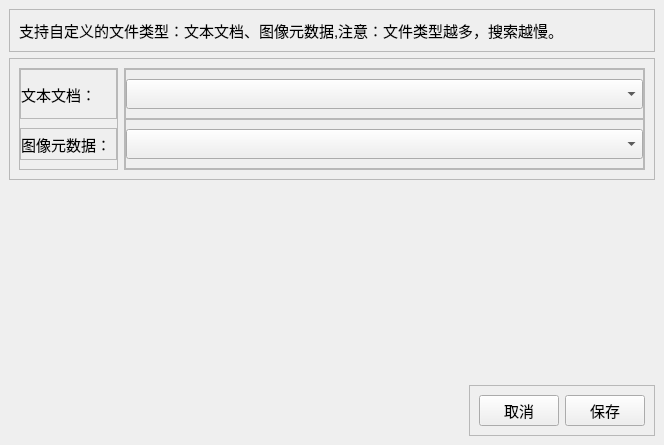
Above: qcustomdialog/customtype.ui from Gaoyongxian666/OpenSearcher before the change. Below: the same form after it.
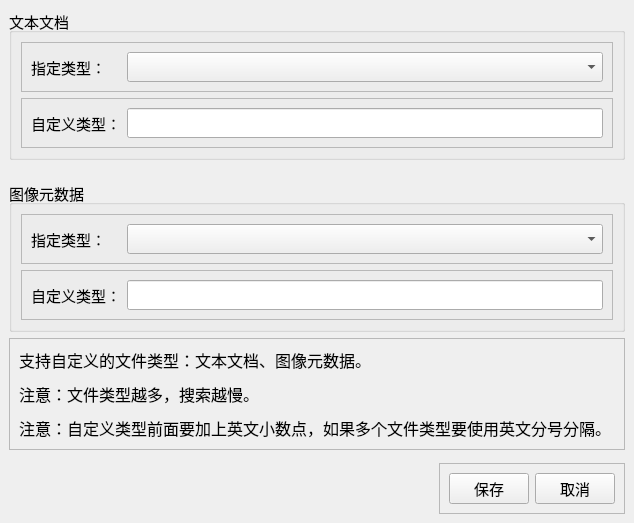
That is the form after the change. Custom widgets are drawn as their Qt base class.

The edit to the form file:
```diff
--- a/qcustomdialog/customtype.ui
+++ b/qcustomdialog/customtype.ui
@@ -6,8 +6,8 @@
    <rect>
     <x>0</x>
     <y>0</y>
-    <width>664</width>
-    <height>445</height>
+    <width>634</width>
+    <height>523</height>
    </rect>
   </property>
   <property name="windowTitle">
@@ -21,33 +21,11 @@
    </property>
    <layout class="QVBoxLayout" name="verticalLayout">
     <item>
-     <widget class="QFrame" name="frame">
-      <property name="frameShape">
-       <enum>QFrame::StyledPanel</enum>
+     <widget class="QGroupBox" name="groupBox">
+      <property name="title">
+       <string>文本文档</string>
       </property>
-      <property name="frameShadow">
-       <enum>QFrame::Raised</enum>
-      </property>
-      <layout class="QHBoxLayout" name="horizontalLayout_2">
-       <item>
-        <widget class="QLabel" name="label">
-         <property name="text">
-          <string>支持自定义的文件类型：文本文档、图像元数据,注意：文件类型越多，搜索越慢。</string>
-         </property>
-        </widget>
-       </item>
-      </layout>
-     </widget>
-    </item>
-    <item>
-     <widget class="QFrame" name="frame_2">
-      <property name="frameShape">
-       <enum>QFrame::StyledPanel</enum>
-      </property>
-      <property name="frameShadow">
-       <enum>QFrame::Raised</enum>
-      </property>
-      <layout class="QHBoxLayout" name="horizontalLayout_3">
+      <layout class="QVBoxLayout" name="verticalLayout_2">
        <item>
         <widget class="QFrame" name="frame_5">
          <property name="frameShape">
@@ -56,226 +34,234 @@
          <property name="frameShadow">
           <enum>QFrame::Raised</enum>
          </property>
-         <layout class="QVBoxLayout" name="verticalLayout_3">
-          <property name="spacing">
-           <number>0</number>
-          </property>
-          <property name="leftMargin">
-           <number>0</number>
-          </property>
-          <property name="topMargin">
-           <number>0</number>
-          </property>
-          <property name="rightMargin">
-           <number>0</number>
-          </property>
-          <property name="bottomMargin">
-           <number>0</number>
-          </property>
-          <item alignment="Qt::AlignVCenter">
-           <widget class="QFrame" name="frame_7">
-            <property name="frameShape">
-             <enum>QFrame::StyledPanel</enum>
+         <layout class="QHBoxLayout" name="horizontalLayout_5">
+          <item>
+           <widget class="QLabel" name="label_2">
+            <property name="minimumSize">
+             <size>
+              <width>90</width>
+              <height>30</height>
+             </size>
             </property>
-            <property name="frameShadow">
-             <enum>QFrame::Raised</enum>
+            <property name="text">
+             <string>指定类型： </string>
             </property>
-            <layout class="QVBoxLayout" name="verticalLayout_4">
-             <property name="spacing">
-              <number>0</number>
-             </property>
-             <property name="leftMargin">
-              <number>0</number>
-             </property>
-             <property name="topMargin">
-              <number>9</number>
-             </property>
-             <property name="rightMargin">
-              <number>0</number>
-             </property>
-             <property name="bottomMargin">
-              <number>9</number>
-             </property>
-             <item alignment="Qt::AlignVCenter">
-              <widget class="QLabel" name="label_2">
-               <property name="minimumSize">
-                <size>
-                 <width>0</width>
-                 <height>30</height>
-                </size>
-               </property>
-               <property name="text">
-                <string>文本文档： </string>
-               </property>
-              </widget>
-             </item>
-            </layout>
            </widget>
           </item>
-          <item alignment="Qt::AlignVCenter">
-           <widget class="QFrame" name="frame_8">
-            <property name="frameShape">
-             <enum>QFrame::StyledPanel</enum>
+          <item>
+           <widget class="QComboCustomBox" name="comboBox_text">
+            <property name="sizePolicy">
+             <sizepolicy hsizetype="Expanding" vsizetype="Preferred">
+              <horstretch>0</horstretch>
+              <verstretch>0</verstretch>
+             </sizepolicy>
             </property>
-            <property name="frameShadow">
-             <enum>QFrame::Raised</enum>
+            <property name="minimumSize">
+             <size>
+              <width>0</width>
+              <height>30</height>
+             </size>
             </property>
-            <layout class="QHBoxLayout" name="horizontalLayout_5">
-             <property name="spacing">
-              <number>0</number>
-             </property>
-             <property name="leftMargin">
-              <number>0</number>
-             </property>
-             <property name="topMargin">
-              <number>0</number>
-             </property>
-             <property name="rightMargin">
-              <number>0</number>
-             </property>
-             <property name="bottomMargin">
-              <number>0</number>
-             </property>
-             <item alignment="Qt::AlignVCenter">
-              <widget class="QLabel" name="label_3">
-               <property name="minimumSize">
-                <size>
-                 <width>0</width>
-                 <height>30</height>
-                </size>
-               </property>
-               <property name="text">
-                <string>图像元数据： </string>
-               </property>
-              </widget>
-             </item>
-            </layout>
+            <property name="font">
+             <font>
+              <pointsize>12</pointsize>
+             </font>
+            </property>
            </widget>
           </item>
          </layout>
         </widget>
        </item>
        <item>
-        <widget class="QFrame" name="frame_6">
+        <widget class="QFrame" name="frame_13">
          <property name="frameShape">
           <enum>QFrame::StyledPanel</enum>
          </property>
          <property name="frameShadow">
           <enum>QFrame::Raised</enum>
          </property>
-         <layout class="QVBoxLayout" name="verticalLayout_2">
-          <property name="spacing">
-           <number>0</number>
-          </property>
-          <property name="leftMargin">
-           <number>0</number>
-          </property>
-          <property name="topMargin">
-           <number>0</number>
-          </property>
-          <property name="rightMargin">
-           <number>0</number>
-          </property>
-          <property name="bottomMargin">
-           <number>0</number>
-          </property>
-          <item alignment="Qt::AlignVCenter">
-           <widget class="QFrame" name="frame_9">
-            <property name="frameShape">
-             <enum>QFrame::StyledPanel</enum>
+         <layout class="QHBoxLayout" name="horizontalLayout_4">
+          <item>
+           <widget class="QLabel" name="label_4">
+            <property name="minimumSize">
+             <size>
+              <width>90</width>
+              <height>30</height>
+             </size>
             </property>
-            <property name="frameShadow">
-             <enum>QFrame::Raised</enum>
+            <property name="text">
+             <string>自定义类型：</string>
             </property>
-            <layout class="QVBoxLayout" name="verticalLayout_5">
-             <property name="spacing">
-              <number>0</number>
-             </property>
-             <property name="leftMargin">
-              <number>0</number>
-             </property>
-             <property name="topMargin">
-              <number>9</number>
-             </property>
-             <property name="rightMargin">
-              <number>0</number>
-             </property>
-             <property name="bottomMargin">
-              <number>9</number>
-             </property>
-             <item>
-              <widget class="QComboCustomBox" name="comboBox_text">
-               <property name="sizePolicy">
-                <sizepolicy hsizetype="Expanding" vsizetype="Preferred">
-                 <horstretch>0</horstretch>
-                 <verstretch>0</verstretch>
-                </sizepolicy>
-               </property>
-               <property name="minimumSize">
-                <size>
-                 <width>0</width>
-                 <height>30</height>
-                </size>
-               </property>
-               <property name="font">
-                <font>
-                 <pointsize>12</pointsize>
-                </font>
-               </property>
-              </widget>
-             </item>
-            </layout>
            </widget>
           </item>
-          <item alignment="Qt::AlignVCenter">
-           <widget class="QFrame" name="frame_10">
-            <property name="frameShape">
-             <enum>QFrame::StyledPanel</enum>
+          <item>
+           <widget class="QLineEdit" name="lineEdit_text">
+            <property name="minimumSize">
+             <size>
+              <width>0</width>
+              <height>30</height>
+             </size>
             </property>
-            <property name="frameShadow">
-             <enum>QFrame::Raised</enum>
+           </widget>
+          </item>
+         </layout>
+        </widget>
+       </item>
+      </layout>
+     </widget>
+    </item>
+    <item>
+     <spacer name="verticalSpacer_2">
+      <property name="orientation">
+       <enum>Qt::Vertical</enum>
+      </property>
+      <property name="sizeType">
+       <enum>QSizePolicy::Fixed</enum>
+      </property>
+      <property name="sizeHint" stdset="0">
+       <size>
+        <width>20</width>
+        <height>15</height>
+       </size>
+      </property>
+     </spacer>
+    </item>
+    <item>
+     <widget class="QGroupBox" name="groupBox_2">
+      <property name="title">
+       <string>图像元数据</string>
+      </property>
+      <layout class="QVBoxLayout" name="verticalLayout_3">
+       <item>
+        <widget class="QFrame" name="frame_11">
+         <property name="frameShape">
+          <enum>QFrame::StyledPanel</enum>
+         </property>
+         <property name="frameShadow">
+          <enum>QFrame::Raised</enum>
+         </property>
+         <layout class="QHBoxLayout" name="horizontalLayout_7">
+          <item>
+           <widget class="QLabel" name="label_3">
+            <property name="minimumSize">
+             <size>
+              <width>90</width>
+              <height>30</height>
+             </size>
             </property>
-            <layout class="QVBoxLayout" name="verticalLayout_6">
-             <property name="spacing">
-              <number>0</number>
-             </property>
-             <property name="leftMargin">
-              <number>0</number>
-             </property>
-             <property name="topMargin">
-              <number>9</number>
-             </property>
-             <property name="rightMargin">
-              <number>0</number>
-             </property>
-             <property name="bottomMargin">
-              <number>9</number>
-             </property>
-             <item alignment="Qt::AlignVCenter">
-              <widget class="QComboCustomBox" name="comboBox_image">
-               <property name="sizePolicy">
-                <sizepolicy hsizetype="Expanding" vsizetype="Preferred">
-                 <horstretch>0</horstretch>
-                 <verstretch>0</verstretch>
-                </sizepolicy>
-               </property>
-               <property name="minimumSize">
-                <size>
-                 <width>0</width>
-                 <height>30</height>
-                </size>
-               </property>
-               <property name="font">
-                <font>
-                 <pointsize>12</pointsize>
-                </font>
-               </property>
-              </widget>
-             </item>
-            </layout>
+            <property name="text">
+             <string>指定类型： </string>
+            </property>
            </widget>
           </item>
+          <item>
+           <widget class="QComboCustomBox" name="comboBox_image">
+            <property name="sizePolicy">
+             <sizepolicy hsizetype="Expanding" vsizetype="Preferred">
+              <horstretch>0</horstretch>
+              <verstretch>0</verstretch>
+             </sizepolicy>
+            </property>
+            <property name="minimumSize">
+             <size>
+              <width>0</width>
+              <height>30</height>
+             </size>
+            </property>
+            <property name="font">
+             <font>
+              <pointsize>12</pointsize>
+             </font>
+            </property>
+           </widget>
+          </item>
          </layout>
+        </widget>
+       </item>
+       <item>
+        <widget class="QFrame" name="frame_12">
+         <property name="frameShape">
+          <enum>QFrame::StyledPanel</enum>
+         </property>
+         <property name="frameShadow">
+          <enum>QFrame::Raised</enum>
+         </property>
+         <layout class="QHBoxLayout" name="horizontalLayout_6">
+          <item>
+           <widget class="QLabel" name="label_5">
+            <property name="minimumSize">
+             <size>
+              <width>90</width>
+              <height>0</height>
+             </size>
+            </property>
+            <property name="text">
+             <string>自定义类型：</string>
+            </property>
+           </widget>
+          </item>
+          <item>
+           <widget class="QLineEdit" name="lineEdit_image">
+            <property name="minimumSize">
+             <size>
+              <width>0</width>
+              <height>30</height>
+             </size>
+            </property>
+           </widget>
+          </item>
+         </layout>
+        </widget>
+       </item>
+      </layout>
+     </widget>
+    </item>
+    <item>
+     <widget class="QFrame" name="frame_2">
+      <property name="frameShape">
+       <enum>QFrame::StyledPanel</enum>
+      </property>
+      <property name="frameShadow">
+       <enum>QFrame::Raised</enum>
+      </property>
+      <layout class="QVBoxLayout" name="verticalLayout_4">
+       <property name="spacing">
+        <number>10</number>
+       </property>
+       <item>
+        <widget class="QLabel" name="label">
+         <property name="font">
+          <font>
+           <pointsize>12</pointsize>
+          </font>
+         </property>
+         <property name="text">
+          <string>支持自定义的文件类型：文本文档、图像元数据。</string>
+         </property>
+        </widget>
+       </item>
+       <item>
+        <widget class="QLabel" name="label_7">
+         <property name="font">
+          <font>
+           <pointsize>12</pointsize>
+          </font>
+         </property>
+         <property name="text">
+          <string>注意：文件类型越多，搜索越慢。</string>
+         </property>
+        </widget>
+       </item>
+       <item>
+        <widget class="QLabel" name="label_6">
+         <property name="font">
+          <font>
+           <pointsize>12</pointsize>
+          </font>
+         </property>
+         <property name="text">
+          <string>注意：自定义类型前面要加上英文小数点，如果多个文件类型要使用英文分号分隔。</string>
+         </property>
         </widget>
        </item>
       </layout>
@@ -303,13 +289,6 @@
        <enum>QFrame::Raised</enum>
       </property>
       <layout class="QHBoxLayout" name="horizontalLayout">
-       <item>
-        <widget class="QPushButton" name="cancel_button">
-         <property name="text">
-          <string>取消</string>
-         </property>
-        </widget>
-       </item>
        <item>
         <widget class="QPushButton" name="save_button">
          <property name="text">
@@ -317,6 +296,13 @@
          </property>
         </widget>
        </item>
+       <item>
+        <widget class="QPushButton" name="cancel_button">
+         <property name="text">
+          <string>取消</string>
+         </property>
+        </widget>
+       </item>
       </layout>
      </widget>
     </item>
```
